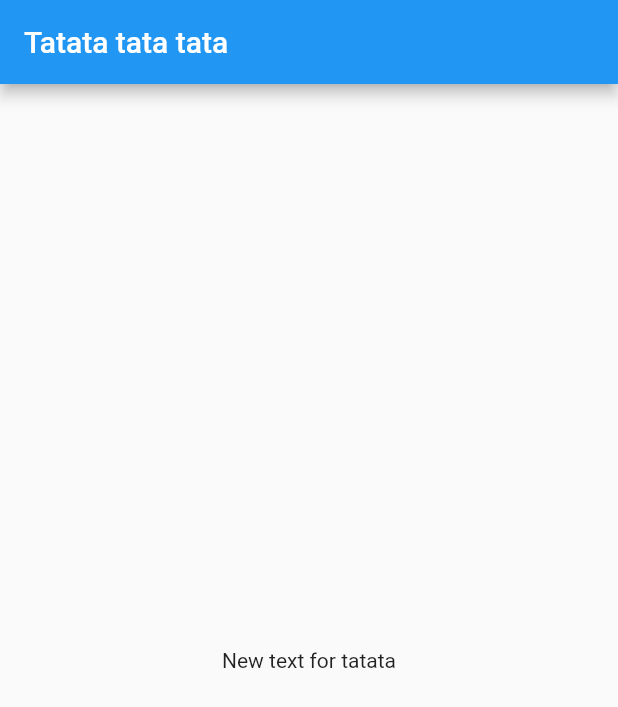
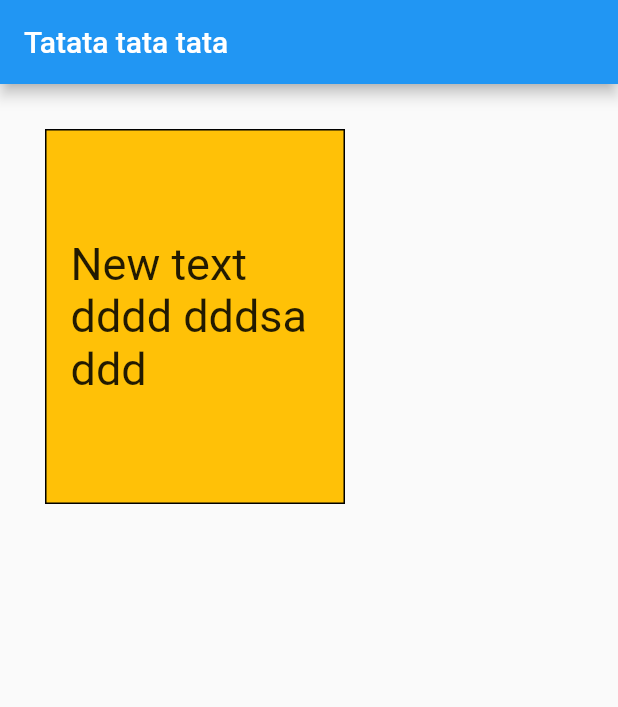
Before and after one commit to YanaLugina/flutter_ui, a Flutter app: the screen it shows after launch, on a phone screen of 412 x 824 dp. Shown: the top 707 px of the screen. Run offline on Flutter 3.47's test engine with Material 2 defaults, Android fonts, the phone set to English and light mode, and no system bars.

Commit message:
widgetContainer: some info about widget Container()

```diff
--- a/lib/main.dart
+++ b/lib/main.dart
@@ -30,11 +30,27 @@ class MyHomePage extends StatelessWidget {
         // the App.build method, and use it to set our appbar title.
         title: Text(title),
       ),
-      body: Center(
+      body: Container(
+        width: 200,
+        height: 250,
+        padding: EdgeInsets.all(16),
+        margin: EdgeInsets.all(30),
+        alignment: Alignment.center,
+        decoration: BoxDecoration(
+          color: Colors.amber,
+          border: Border.all(),
+        ),
+        child: Text(
+          'New text dddd dddsa ddd',
+          style: TextStyle(fontSize: 30),
+        ),
+      ),
+      /*Center(
         child: Text(
           'New text for tatata',
+          style: TextStyle(fontSize: 30),
         ),
-      ),
+      ),*/
       /*Align(
         alignment: Alignment.center,
         child: Text(
```
Also changed, not shown: 1 other file.
